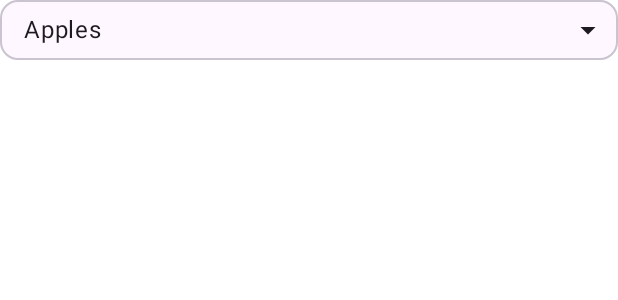
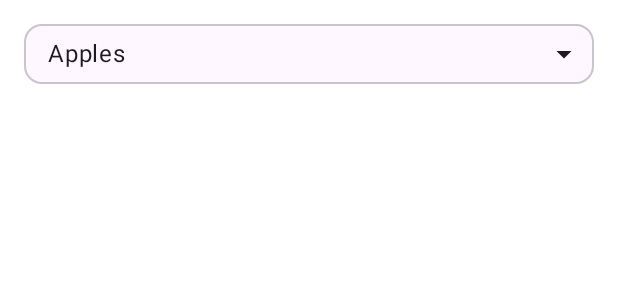
Before and after one commit to stephenWanjala/No-shame, an Android app built with Jetpack Compose: the @Preview function SpinnerSample_Preview, on a phone screen of 412 x 824 dp. Shown: the top 300 px of the screen. Run offline under Robolectric (Android 15) with nearby library versions, the phone set to English and light mode, and no system bars.

Commit message:
material 3 fix

```diff
--- a/app/build.gradle
+++ b/app/build.gradle
@@ -91,8 +91,5 @@ dependencies {
     // optional - Paging 3 Integration
 //    implementation "androidx.room:room-paging:2.5.0-alpha03"
 
-//    //spinner library
-//    def skydives_spinner ="1.2.0"
-//    implementation "com.github.skydoves:orchestra-spinner:$skydives_spinner"
 
 }
--- a/app/src/main/java/com/wantech/noshame/MainActivity.kt
+++ b/app/src/main/java/com/wantech/noshame/MainActivity.kt
@@ -9,6 +9,7 @@ import androidx.compose.material3.Surface
 
 import androidx.compose.ui.Modifier
 import androidx.navigation.compose.rememberNavController
+import com.wantech.noshame.featureMenstrualTrack.presentation.home.HomeScreen
 import com.wantech.noshame.feature_auth.presentation.NavigationHost
 import com.wantech.noshame.ui.theme.NoShameTheme
 
@@ -23,8 +24,8 @@ class MainActivity : ComponentActivity() {
                     color = MaterialTheme.colorScheme.background
                 ) {
                     val navController = rememberNavController()
-                    NavigationHost(navController = navController)
-//                    HomeScreen(navController = navController)
+//                    NavigationHost(navController = navController)
+                    HomeScreen(navController = navController)
 
                 }
             }
--- a/app/src/main/java/com/wantech/noshame/feature_auth/presentation/components/SpinnerSample.kt
+++ b/app/src/main/java/com/wantech/noshame/feature_auth/presentation/components/SpinnerSample.kt
@@ -26,11 +26,12 @@ fun SpinnerSample(
     var expanded by remember { mutableStateOf(false) } // initial value
 
     OutlinedCard(
-        modifier = modifier.clickable {
-            expanded = !expanded
-        }
+        modifier = modifier
+            .clickable {
+                expanded = !expanded
+            }
+            .padding(16.dp)
     ) {
-
 
         Row(
             horizontalArrangement = Arrangement.SpaceBetween,
@@ -39,7 +40,8 @@ fun SpinnerSample(
 
             Text(
                 text = selected.name,
-                modifier = Modifier.weight(1f)
+                modifier = Modifier
+                    .weight(1f)
                     .padding(horizontal = 16.dp, vertical = 8.dp)
             )
             Icon(Icons.Outlined.ArrowDropDown, null, modifier = Modifier.padding(8.dp))
@@ -50,6 +52,7 @@ fun SpinnerSample(
                 modifier = Modifier.fillMaxWidth()   // delete this modifier and use .wrapContentWidth() if you would like to wrap the dropdown menu around the content
             ) {
                 list.forEach { listEntry ->
+
 
                     DropdownMenuItem(
                         onClick = {
@@ -90,7 +93,7 @@ fun SpinnerSample_Preview() {
     }
 }
 
-data class MyData (
+data class MyData(
     val id: Int,
     val name: String
 )
--- a/app/src/main/java/com/wantech/noshame/feature_auth/presentation/login/TextInputSection.kt
+++ b/app/src/main/java/com/wantech/noshame/feature_auth/presentation/login/TextInputSection.kt
@@ -62,7 +62,7 @@ fun TextInPutSection(
 
                     onValueChange = {
                         passwordState = it
-                        if (passwordState.length == 10) keyBoardController?.hide()
+//                        if (passwordState.length == 10) keyBoardController?.hide()
                     },
                     keyboardOptions = KeyboardOptions(
                         keyboardType = KeyboardType.Password, imeAction = ImeAction.Done
@@ -71,7 +71,9 @@ fun TextInPutSection(
                     )
 
                 Row(
-                    modifier = Modifier.fillMaxWidth(),
+                    modifier = Modifier
+                        .padding(horizontal = 16.dp)
+                        .fillMaxWidth(),
                     verticalAlignment = Alignment.CenterVertically,
                     horizontalArrangement = Arrangement.spacedBy(4.dp)
                 ) {
--- a/app/src/main/res/values/themes.xml
+++ b/app/src/main/res/values/themes.xml
@@ -2,6 +2,6 @@
 <resources>
 
     <style name="Theme.NoShame" parent="android:Theme.Material.Light.NoActionBar">
-        <item name="android:statusBarColor">#e5989b</item>
+        <item name="android:statusBarColor">#ffe5989b</item>
     </style>
 </resources>
```
Also changed, not shown: app/src/main/java/com/wantech/noshame/feature_auth/presentation/forgotPassword/components/ForgotPasswordScreen.kt (+12 -6 lines), app/src/main/java/com/wantech/noshame/feature_auth/presentation/login/InputTextField.kt (+7 -7 lines), app/src/main/java/com/wantech/noshame/feature_auth/presentation/signUp/components/SignUpTextFields.kt (+33 -0 lines), app/src/main/java/com/wantech/noshame/ui/theme/Theme.kt (+4 -8 lines).
